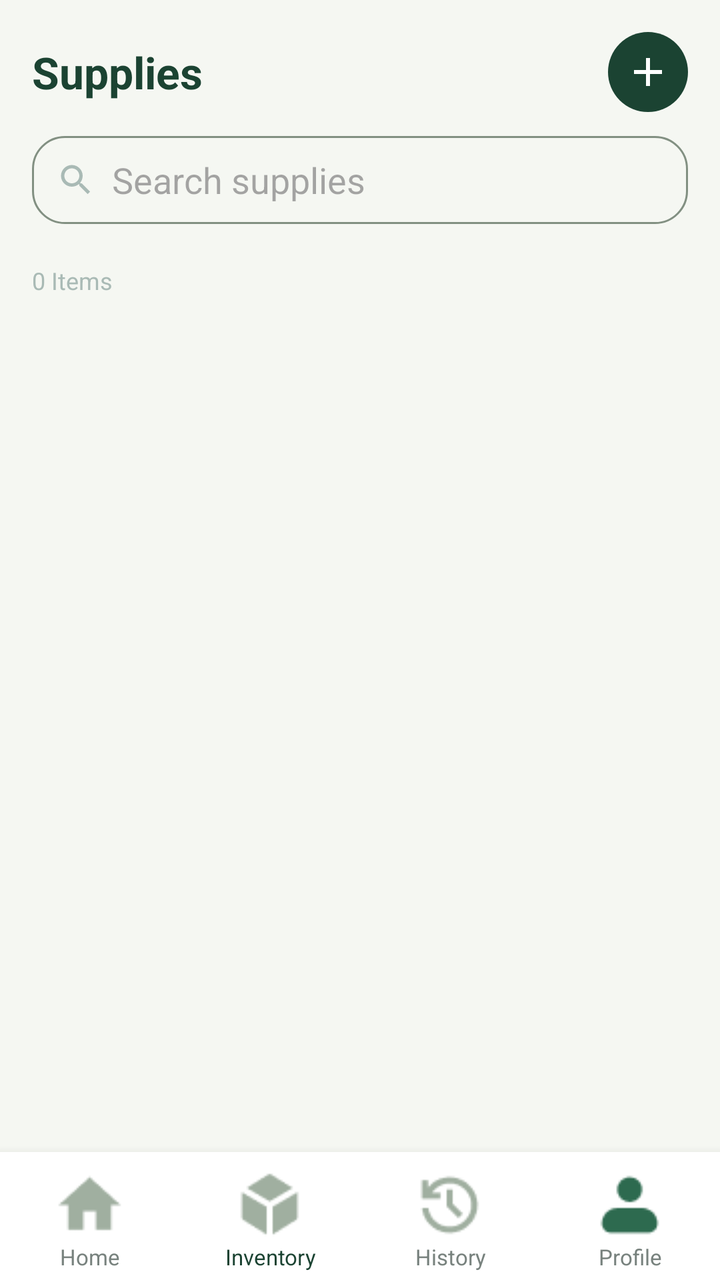
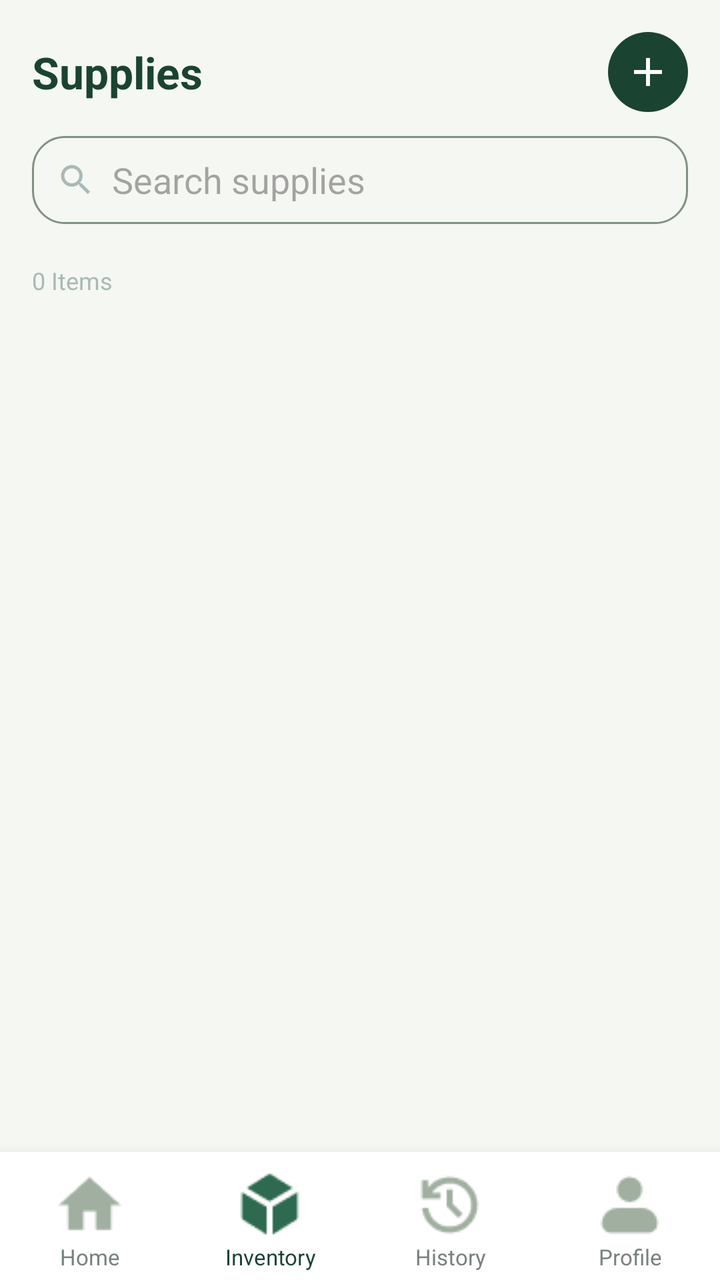

The first picture is an Android layout as it rendered before a commit; the second is the same layout after the commit. The layout source and the unified diff follow.
<!-- AndroidManifest.xml: application theme Theme.MyApplication -->
<!-- res/layout/activity_inventory.xml -->
<?xml version="1.0" encoding="utf-8"?>
<LinearLayout xmlns:android="http://schemas.android.com/apk/res/android"
    android:layout_width="match_parent"
    android:layout_height="match_parent"
    android:orientation="vertical"
    android:background="#F5F7F2">

    
    <ScrollView
        android:layout_width="match_parent"
        android:layout_height="0dp"
        android:layout_weight="1">

        <LinearLayout
            android:layout_width="match_parent"
            android:layout_height="wrap_content"
            android:orientation="vertical"
            android:padding="16dp">

            
            <LinearLayout
                android:layout_width="match_parent"
                android:layout_height="wrap_content"
                android:orientation="horizontal"
                android:gravity="center_vertical"
                android:layout_marginBottom="12dp">

                <TextView
                    android:layout_width="0dp"
                    android:layout_height="wrap_content"
                    android:layout_weight="1"
                    android:text="Supplies"
                    android:textSize="22sp"
                    android:textStyle="bold"
                    android:textColor="#1B4332" />

                <ImageButton
                    android:id="@+id/btnAddSupply"
                    android:layout_width="40dp"
                    android:layout_height="40dp"
                    android:src="@drawable/ic_add"
                    android:background="@drawable/btn_add_bg"
                    android:scaleType="centerInside"
                    android:padding="8dp" />
            </LinearLayout>

            
            <EditText
                android:id="@+id/etSearchSupplies"
                android:layout_width="match_parent"
                android:layout_height="44dp"
                android:background="@drawable/edittext"
                android:hint="Search supplies"
                android:drawableStart="@drawable/ic_search"
                android:drawablePadding="8dp"
                android:paddingStart="12dp"
                android:paddingEnd="12dp"
                android:singleLine="true"
                android:layout_marginBottom="12dp" />

            
            <HorizontalScrollView
                android:layout_width="match_parent"
                android:layout_height="wrap_content"
                android:scrollbars="none"
                android:layout_marginBottom="8dp">

                <LinearLayout
                    android:id="@+id/llCategoryChips"
                    android:layout_width="wrap_content"
                    android:layout_height="wrap_content"
                    android:orientation="horizontal" />

            </HorizontalScrollView>

            
            <TextView
                android:id="@+id/tvItemCount"
                android:layout_width="wrap_content"
                android:layout_height="wrap_content"
                android:text="0 Items"
                android:textColor="#A9BAB5"
                android:textSize="12sp"
                android:layout_marginBottom="8dp" />

            
            <LinearLayout
                android:id="@+id/llSupplyList"
                android:layout_width="match_parent"
                android:layout_height="wrap_content"
                android:orientation="vertical" />

            
            <TextView
                android:id="@+id/tvInventoryEmpty"
                android:layout_width="match_parent"
                android:layout_height="wrap_content"
                android:text="No supplies found.\nTap + to add your first supply."
                android:textColor="#A9BAB5"
                android:gravity="center"
                android:padding="32dp"
                android:visibility="gone" />

        </LinearLayout>
    </ScrollView>

    
    <LinearLayout
        android:layout_width="match_parent"
        android:layout_height="64dp"
        android:orientation="horizontal"
        android:background="#FFFFFF"
        android:elevation="8dp"
        android:paddingTop="8dp">

        <TextView
            android:id="@+id/navHome"
            android:layout_width="0dp"
            android:layout_height="wrap_content"
            android:layout_weight="1"
            android:gravity="center"
            android:drawableTop="@drawable/home_icon"
            android:text="Home"
            android:textColor="#78827E"
            android:textSize="11sp"
            android:clickable="true"
            android:focusable="true" />

        <TextView
            android:id="@+id/navInventory"
            android:layout_width="0dp"
            android:layout_height="wrap_content"
            android:layout_weight="1"
            android:gravity="center"
            android:drawableTop="@drawable/inventory_icon"
            android:text="Inventory"
            android:textColor="#1B4332"
            android:textSize="11sp"
            android:clickable="true"
            android:focusable="true" />

        <TextView
            android:id="@+id/navHistory"
            android:layout_width="0dp"
            android:layout_height="wrap_content"
            android:layout_weight="1"
            android:gravity="center"
            android:drawableTop="@drawable/history_icon"
            android:text="History"
            android:textColor="#78827E"
            android:textSize="11sp"
            android:clickable="true"
            android:focusable="true" />

        <TextView
            android:id="@+id/navProfile"
            android:layout_width="0dp"
            android:layout_height="wrap_content"
            android:layout_weight="1"
            android:gravity="center"
            android:drawableTop="@drawable/profile_iconprofile"
            android:text="Profile"
            android:textColor="#78827E"
            android:textSize="11sp"
            android:clickable="true"
            android:focusable="true" />

    </LinearLayout>

</LinearLayout>
<!-- resources referenced by this layout -->
<resources>
  <!-- drawable btn_add_bg (drawable) -->
  <?xml version="1.0" encoding="utf-8"?>
  <shape xmlns:android="http://schemas.android.com/apk/res/android"
      android:shape="oval">
      <solid android:color="#1B4332" />
  </shape>
  <!-- drawable edittext (drawable) -->
  <shape xmlns:android="http://schemas.android.com/apk/res/android">
      <solid android:color="#F5F7F2"/>
      <corners android:radius="16dp"/>
      <stroke android:width="1dp"
          android:color="#829082"
          />
      <padding
          android:left="12dp"
          android:right="12dp"
          android:top="10dp"
          android:bottom="10dp"/>
  </shape>
  <!-- drawable history_icon: png bitmap (drawable, 827 bytes) -->
  <!-- drawable home_icon: png bitmap (drawable, 484 bytes) -->
  <!-- drawable ic_add (drawable) -->
  <vector xmlns:android="http://schemas.android.com/apk/res/android"
      android:width="24dp"
      android:height="24dp"
      android:viewportWidth="24"
      android:viewportHeight="24">
      <path
          android:fillColor="#FFFFFF"
          android:pathData="M19,13H13v6h-2v-6H5v-2h6V5h2v6h6v2z"/>
  </vector>
  <!-- drawable ic_search (drawable) -->
  <vector xmlns:android="http://schemas.android.com/apk/res/android"
      android:width="20dp"
      android:height="20dp"
      android:viewportWidth="24"
      android:viewportHeight="24">
      <path
          android:fillColor="#A9BAB5"
          android:pathData="M15.5,14h-0.79l-0.28,-0.27C15.41,12.59 16,11.11 16,9.5 16,5.91 13.09,3 9.5,3S3,5.91 3,9.5 5.91,16 9.5,16c1.61,0 3.09,-0.59 4.23,-1.57l0.27,0.28v0.79l5,4.99L20.49,19l-4.99,-5zM9.5,14C7.01,14 5,11.99 5,9.5S7.01,5 9.5,5 14,7.01 14,9.5 11.99,14 9.5,14z"/>
  </vector>
  <!-- drawable inventory_icon: png bitmap (drawable, 689 bytes) -->
  <!-- drawable profile_iconprofile: png bitmap (drawable, 671 bytes) -->
  <style name="Theme.MyApplication" parent="Base.Theme.MyApplication" />
  <style name="Base.Theme.MyApplication" parent="Theme.Material3.DayNight.NoActionBar">
          
          
      </style>
</resources>

<!-- the commit's change to res/layout/activity_inventory.xml (unified diff, before → after) -->
@@ -132,7 +132,7 @@
             android:layout_height="wrap_content"
             android:layout_weight="1"
             android:gravity="center"
-            android:drawableTop="@drawable/inventory_icon"
+            android:drawableTop="@drawable/invenroty_icon_inventory"
             android:text="Inventory"
             android:textColor="#1B4332"
             android:textSize="11sp"
@@ -158,7 +158,7 @@
             android:layout_height="wrap_content"
             android:layout_weight="1"
             android:gravity="center"
-            android:drawableTop="@drawable/profile_iconprofile"
+            android:drawableTop="@drawable/profile_icon"
             android:text="Profile"
             android:textColor="#78827E"
             android:textSize="11sp"
<!-- resource entries referenced after the edit -->
@@ -41,8 +41,8 @@
           android:fillColor="#A9BAB5"
           android:pathData="M15.5,14h-0.79l-0.28,-0.27C15.41,12.59 16,11.11 16,9.5 16,5.91 13.09,3 9.5,3S3,5.91 3,9.5 5.91,16 9.5,16c1.61,0 3.09,-0.59 4.23,-1.57l0.27,0.28v0.79l5,4.99L20.49,19l-4.99,-5zM9.5,14C7.01,14 5,11.99 5,9.5S7.01,5 9.5,5 14,7.01 14,9.5 11.99,14 9.5,14z"/>
   </vector>
-  <!-- drawable inventory_icon: png bitmap (drawable, 689 bytes) -->
-  <!-- drawable profile_iconprofile: png bitmap (drawable, 671 bytes) -->
+  <!-- drawable invenroty_icon_inventory: png bitmap (drawable, 867 bytes) -->
+  <!-- drawable profile_icon: png bitmap (drawable, 573 bytes) -->
   <style name="Theme.MyApplication" parent="Base.Theme.MyApplication" />
   <style name="Base.Theme.MyApplication" parent="Theme.Material3.DayNight.NoActionBar">
           
